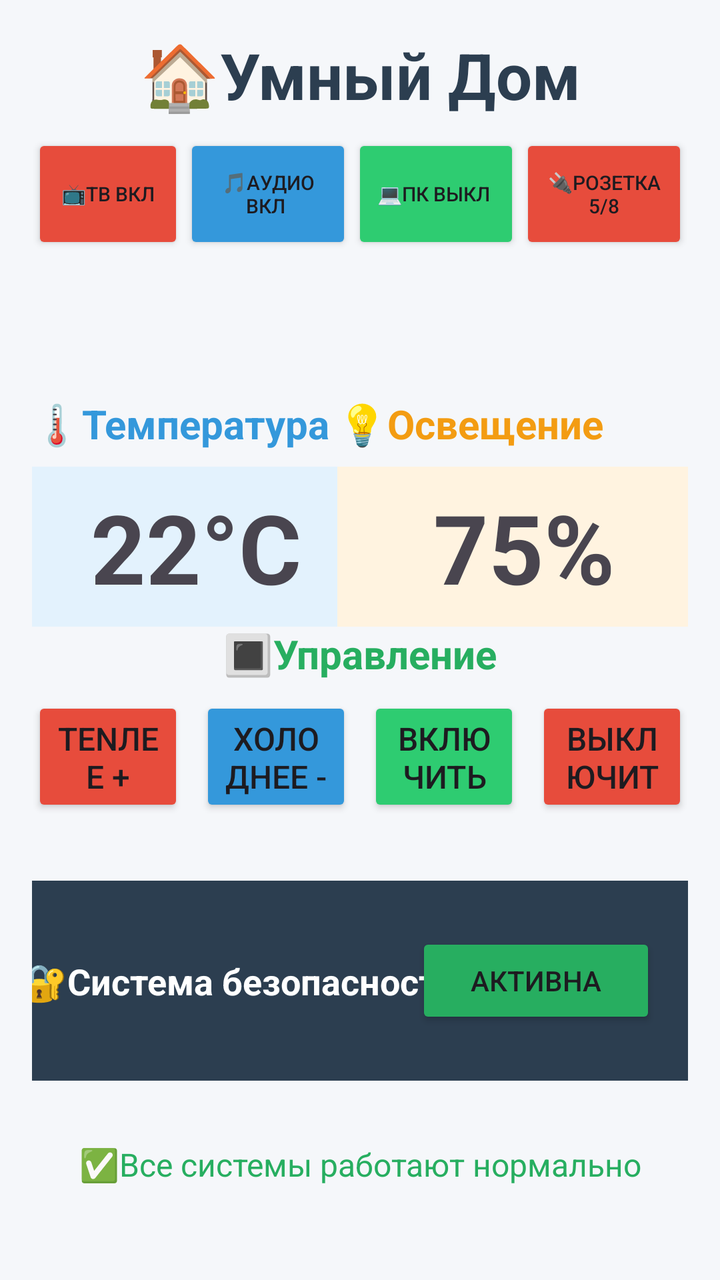
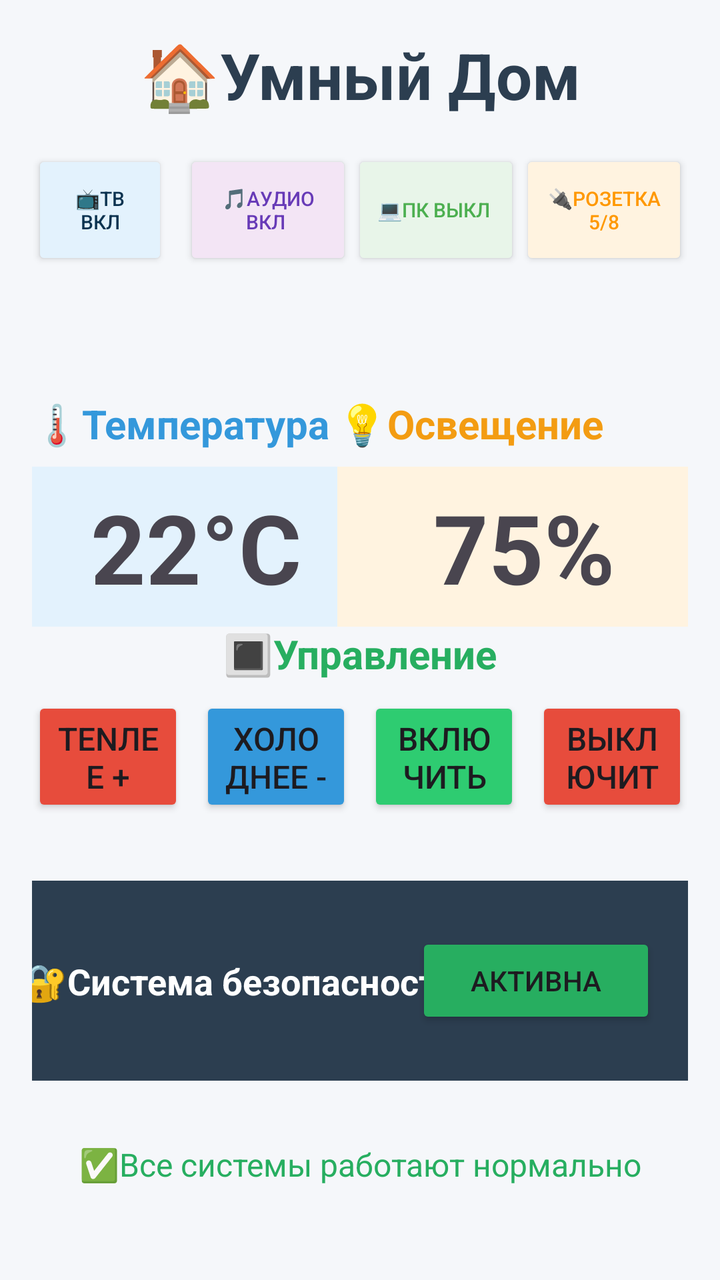

An Android layout rendered at two revisions. The XML below is the earlier revision; the diff shows what the commit changed to produce the second picture.
<!-- AndroidManifest.xml: application theme Theme.Lab5 -->
<!-- res/layout/activity_main.xml -->
<?xml version="1.0" encoding="utf-8"?>
<androidx.constraintlayout.widget.ConstraintLayout
    xmlns:android="http://schemas.android.com/apk/res/android"
    xmlns:app="http://schemas.android.com/apk/res-auto"
    xmlns:tools="http://schemas.android.com/tools"
    android:layout_height="match_parent"
    android:padding="16dp"
    android:background="#F5F7FA"
    android:layout_width="match_parent"
    tools:context=".MainActivity">

    <TextView
        android:id="@+id/titleText"
        android:layout_width="0dp"
        android:layout_height="wrap_content"
        android:gravity="center"
        android:text="🏠Умный Дом"
        android:textColor="#2C3E50"
        android:textSize="32sp"
        android:textStyle="bold"
        app:layout_constraintEnd_toEndOf="parent"
        app:layout_constraintStart_toStartOf="parent"
        app:layout_constraintTop_toTopOf="parent" />

    <androidx.constraintlayout.widget.Guideline
        android:id="@+id/guideline30"
        android:layout_width="wrap_content"
        android:layout_height="wrap_content"
        android:orientation="horizontal"
        app:layout_constraintGuide_percent="0.3" />

    <TextView
        android:id="@+id/tempLabel"
        android:layout_width="0dp"
        android:layout_height="wrap_content"
        android:text="🌡Teмператypа"
        android:textSize="20sp"
        android:textStyle="bold"
        android:textColor="#3498DB"
        app:layout_constraintTop_toTopOf="@id/guideline30"
        app:layout_constraintStart_toStartOf="parent"
        app:layout_constraintEnd_toStartOf="@id/guideline50" />

    <TextView
        android:id="@+id/tempValue"
        android:layout_width="0dp"
        android:layout_height="80dp"
        android:text="22°C"
        android:textSize="48sp"
        android:textStyle="bold"
        android:gravity="center"
        android:background="#E3F2FD"
        android:padding="8dp"
        app:layout_constraintTop_toBottomOf="@id/tempLabel"
        app:layout_constraintStart_toStartOf="@id/tempLabel"
        app:layout_constraintEnd_toEndOf="@id/tempLabel"
        android:layout_marginTop="8dp" />


    <TextView
        android:id="@+id/lightLabel"
        android:layout_width="187dp"
        android:layout_height="wrap_content"
        android:text="💡Освещение"
        android:textSize="20sp"
        android:textStyle="bold"
        android:textColor="#F39C12"
        app:layout_constraintTop_toTopOf="@id/guideline30"
        app:layout_constraintStart_toEndOf="@id/guideline50"
        app:layout_constraintEnd_toEndOf="parent" />

    <TextView
        android:id="@+id/lightValue"
        android:layout_width="0dp"
        android:layout_height="80dp"
        android:text="75%"
        android:textSize="48sp"
        android:textStyle="bold"
        android:gravity="center"
        android:background="#FFF3E0"
        android:padding="8dp"
        app:layout_constraintTop_toBottomOf="@id/lightLabel"
        app:layout_constraintStart_toStartOf="@id/lightLabel"
        app:layout_constraintEnd_toEndOf="@id/lightLabel"
        android:layout_marginTop="8dp" />

    <androidx.constraintlayout.widget.Guideline
        android:id="@+id/guideline50"
        android:layout_width="wrap_content"
        android:layout_height="wrap_content"
        android:orientation="vertical"
        app:layout_constraintGuide_percent="0.5" />

    <androidx.constraintlayout.widget.Barrier
        android:id="@+id/buttonBarrier"
        android:layout_width="wrap_content"
        android:layout_height="wrap_content"
        app:barrierDirection="bottom"
        app:constraint_referenced_ids="tempValue, lightValue" />

    <TextView
        android:id="@+id/controlLabel"
        android:layout_width="0dp"
        android:layout_height="wrap_content"
        android:gravity="center"
        android:text="🔳Управление"
        android:textColor="#27AE60"
        android:textSize="20sp"
        android:textStyle="bold"
        app:layout_constraintEnd_toEndOf="parent"
        app:layout_constraintStart_toStartOf="parent"
        app:layout_constraintTop_toBottomOf="@id/buttonBarrier" />

    <Button
        android:id="@+id/tempUpButton"
        android:layout_width="0dp"
        android:layout_height="60dp"
        android:text="Tenлee +"
        android:textSize="16sp"
        app:layout_constraintTop_toBottomOf="@id/controlLabel"
        android:backgroundTint="#E74C3C"
        app:layout_constraintStart_toStartOf="parent"
        app:layout_constraintEnd_toStartOf="@id/tempDownButton"
        app:layout_constraintHorizontal_chainStyle="spread"
        android:layout_marginTop="8dp"
        android:layout_marginEnd="8dp" />
    <Button
        android:id="@+id/tempDownButton"
        android:layout_width="0dp"
        android:layout_height="60dp"
        android:text="Xолоднее -"
        android:textSize="16sp"
        android:backgroundTint="#3498DB"
        app:layout_constraintTop_toTopOf="@id/tempUpButton"
        app:layout_constraintStart_toEndOf="@id/tempUpButton"
        app:layout_constraintEnd_toStartOf="@id/lightonButton"
        android:layout_marginEnd="8dp" />
    <Button
        android:id="@+id/lightonButton"
        android:layout_width="0dp"
        android:layout_height="60dp"
        android:text="Включить"
        android:textSize="16sp"
        android:backgroundTint="#2ECC71"
        app:layout_constraintTop_toTopOf="@id/tempUpButton"
        app:layout_constraintStart_toEndOf="@id/tempDownButton"
        app:layout_constraintEnd_toStartOf="@id/lightoffButton"
        android:layout_marginEnd="8dp" />
    <Button
        android:id="@+id/lightoffButton"
        android:layout_width="0dp"
        android:layout_height="60dp"
        android:text="Выключить"
        android:textSize="16sp"
        android:backgroundTint="#E74C3C"
        app:layout_constraintTop_toTopOf="@id/tempUpButton"
        app:layout_constraintStart_toEndOf="@id/lightonButton"
        app:layout_constraintEnd_toEndOf="parent" />
    <Button
        android:id="@+id/tempUpButn"
        android:layout_width="0dp"
        android:layout_height="60dp"
        android:text="📺ТВ ВКЛ"
        android:textSize="10sp"
        app:layout_constraintTop_toBottomOf="@+id/titleText"
        android:backgroundTint="#E74C3C"
        app:layout_constraintStart_toStartOf="parent"
        app:layout_constraintEnd_toStartOf="@id/tempDownButton"
        app:layout_constraintHorizontal_chainStyle="spread"
        android:layout_marginTop="8dp"
        android:layout_marginEnd="8dp" />
    <Button
        android:id="@+id/tempDownButt"
        android:layout_width="0dp"
        android:layout_height="60dp"
        android:text="🎵АУДИО ВКЛ "
        android:textSize="10sp"
        android:backgroundTint="#3498DB"
        app:layout_constraintTop_toTopOf="@+id/tempUpButn"
        app:layout_constraintStart_toEndOf="@id/tempUpButton"
        app:layout_constraintEnd_toStartOf="@id/lightonButton"
        android:layout_marginEnd="8dp" />
    <Button
        android:id="@+id/lightonBu"
        android:layout_width="0dp"
        android:layout_height="60dp"
        android:text="💻ПК ВЫКЛ "
        android:textSize="10sp"
        android:backgroundTint="#2ECC71"
        app:layout_constraintTop_toTopOf="@+id/tempUpButn"
        app:layout_constraintStart_toEndOf="@id/tempDownButton"
        app:layout_constraintEnd_toStartOf="@id/lightoffButton"
        android:layout_marginEnd="8dp" />
    <Button
        android:id="@+id/lightoffButto"
        android:layout_width="0dp"
        android:layout_height="60dp"
        android:text="🔌РОЗЕТКА 5/8"
        android:textSize="10sp"
        android:backgroundTint="#E74C3C"
        app:layout_constraintTop_toTopOf="@+id/tempUpButn"
        app:layout_constraintStart_toEndOf="@id/lightonButton"
        app:layout_constraintEnd_toEndOf="parent" />

    <View
        android:id="@+id/securityIndicator"
        android:layout_width="0dp"
        android:layout_height="100dp"
        android:layout_marginTop="32dp"
        android:background="#2C3E50"
        app:layout_constraintEnd_toEndOf="parent"
        app:layout_constraintStart_toStartOf="parent"
        app:layout_constraintTop_toBottomOf="@id/tempUpButton" />
    <TextView
        android:id="@+id/securityText"
        android:layout_width="wrap_content"
        android:layout_height="wrap_content"
        android:text="🔐Система безопасности"
        android:textSize="18sp"
        android:textStyle="bold"
        android:textColor="#FFFFFF"
        app:layout_constraintTop_toTopOf="@id/securityIndicator"
        app:layout_constraintBottom_toBottomOf="@id/securityIndicator"
        app:layout_constraintStart_toStartOf="@id/securityIndicator"
        app:layout_constraintEnd_toStartOf="@id/securityButton"
        android:gravity="center_vertical"
        android:paddingStart="16dp" />

    <Button
        android:id="@+id/securityButton"
        android:layout_width="120dp"
        android:layout_height="48dp"
        android:backgroundTint="#27AE60"
        android:text="АКТИВНА"
        android:textSize="14sp"
        app:layout_constraintBottom_toBottomOf="@id/securityIndicator"
        app:layout_constraintEnd_toEndOf="@+id/securityIndicator"
        app:layout_constraintTop_toTopOf="@id/securityIndicator"
        android:layout_marginEnd="16dp"/>

    <TextView
        android:id="@+id/statusText"
        android:layout_width="0dp"
        android:layout_height="wrap_content"
        android:gravity="center"
        android:text="✅Все системы работают нормально"
        android:textColor="#27AE60"
        android:textSize="16sp"
        app:layout_constraintBottom_toBottomOf="parent"
        app:layout_constraintEnd_toEndOf="parent"
        app:layout_constraintStart_toStartOf="parent"
        app:layout_constraintTop_toBottomOf="@id/securityIndicator" />

</androidx.constraintlayout.widget.ConstraintLayout>
<!-- resources referenced by this layout -->
<resources>
  <style name="Theme.Lab5" parent="Base.Theme.Lab5" />
  <style name="Base.Theme.Lab5" parent="Theme.Material3.DayNight.NoActionBar">
          
          
      </style>
</resources>

<!-- the commit's change to res/layout/activity_main.xml (unified diff, before → after) -->
@@ -163,19 +163,23 @@
         android:text="📺ТВ ВКЛ"
         android:textSize="10sp"
         app:layout_constraintTop_toBottomOf="@+id/titleText"
-        android:backgroundTint="#E74C3C"
+        android:backgroundTint="#E3F2FD"
+        android:textColor="#0C3350"
+        app:cornerRadius="0dp"
         app:layout_constraintStart_toStartOf="parent"
         app:layout_constraintEnd_toStartOf="@id/tempDownButton"
         app:layout_constraintHorizontal_chainStyle="spread"
-        android:layout_marginTop="8dp"
-        android:layout_marginEnd="8dp" />
+        android:layout_marginTop="16dp"
+        android:layout_marginEnd="16dp" />
     <Button
         android:id="@+id/tempDownButt"
         android:layout_width="0dp"
         android:layout_height="60dp"
         android:text="🎵АУДИО ВКЛ "
         android:textSize="10sp"
-        android:backgroundTint="#3498DB"
+        android:backgroundTint="#F3E5F5"
+        android:textColor="#673AB7"
+        app:cornerRadius="0dp"
         app:layout_constraintTop_toTopOf="@+id/tempUpButn"
         app:layout_constraintStart_toEndOf="@id/tempUpButton"
         app:layout_constraintEnd_toStartOf="@id/lightonButton"
@@ -186,7 +190,9 @@
         android:layout_height="60dp"
         android:text="💻ПК ВЫКЛ "
         android:textSize="10sp"
-        android:backgroundTint="#2ECC71"
+        android:backgroundTint="#E8F5E9"
+        android:textColor="#4CAF50"
+        app:cornerRadius="0dp"
         app:layout_constraintTop_toTopOf="@+id/tempUpButn"
         app:layout_constraintStart_toEndOf="@id/tempDownButton"
         app:layout_constraintEnd_toStartOf="@id/lightoffButton"
@@ -197,7 +203,9 @@
         android:layout_height="60dp"
         android:text="🔌РОЗЕТКА 5/8"
         android:textSize="10sp"
-        android:backgroundTint="#E74C3C"
+        android:backgroundTint="#FFF3E0"
+        android:textColor="#FF9800"
+        app:cornerRadius="0dp"
         app:layout_constraintTop_toTopOf="@+id/tempUpButn"
         app:layout_constraintStart_toEndOf="@id/lightonButton"
         app:layout_constraintEnd_toEndOf="parent" />
